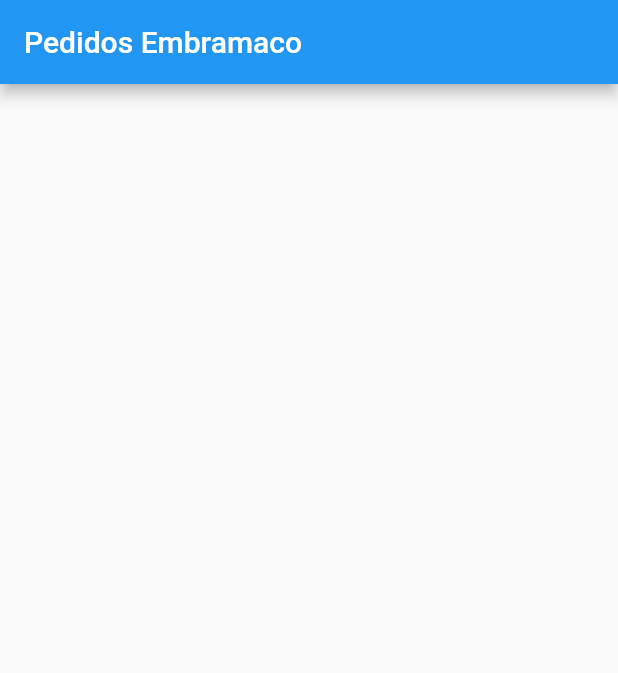
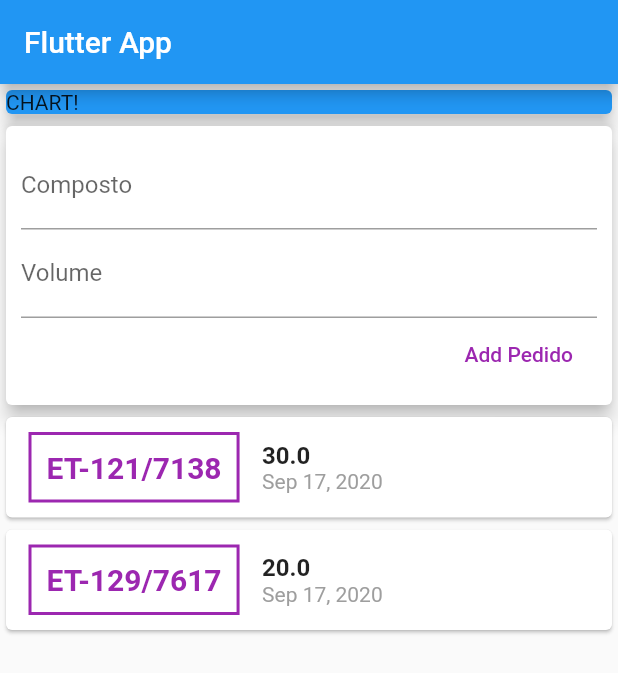
Before and after one commit to jonatas101/pedidosEmbramaco, a Flutter app: the screen it shows after launch, on a phone screen of 412 x 824 dp. Shown: the top 673 px of the screen. Run offline on Flutter 3.47's test engine with Material 2 defaults, Android fonts, the phone set to English and light mode, and no system bars.

Commit message:
second commit

```diff
--- a/lib/main.dart
+++ b/lib/main.dart
@@ -1,22 +1,126 @@
 import 'package:flutter/material.dart';
+import 'package:intl/intl.dart';
 
-void main() {
-  runApp(MyApp());
-}
+import './itens.dart';
 
-class MyApp extends StatefulWidget {
-  @override
-  _MyAppState createState() => _MyAppState();
-}
+void main() => runApp(MyApp());
 
-class _MyAppState extends State<MyApp> {
+class MyApp extends StatelessWidget {
   @override
   Widget build(BuildContext context) {
     return MaterialApp(
-      home: Scaffold(
-        appBar: AppBar(
-          title: Text('Pedidos Embramaco'),
-        ),
+      title: 'Flutter App',
+      home: MyHomePage(),
+    );
+  }
+}
+
+class MyHomePage extends StatelessWidget {
+  final List<Item> pedidos = [
+    Item(
+      id: 'p1',
+      composto: 'ET-121/7138',
+      volume: 30.000,
+      date: DateTime.now(),
+    ),
+    Item(
+      id: 'p2',
+      composto: 'ET-129/7617',
+      volume: 20.000 ,
+      date: DateTime.now(),
+    ),
+  ];
+
+  @override
+  Widget build(BuildContext context) {
+    return Scaffold(
+      appBar: AppBar(
+        title: Text('Flutter App'),
+      ),
+      body: Column(
+        // mainAxisAlignment: MainAxisAlignment.start,
+        crossAxisAlignment: CrossAxisAlignment.stretch,
+        children: <Widget>[
+          Container(
+            width: double.infinity,
+            child: Card(
+              color: Colors.blue,
+              child: Text('CHART!'),
+              elevation: 5,
+            ),
+          ),
+          Card(
+            elevation: 5,
+            child: Container(
+              padding: EdgeInsets.all(10),
+              child: Column(
+                crossAxisAlignment: CrossAxisAlignment.end,
+                children: <Widget>[
+                  TextField(
+                    decoration: InputDecoration(labelText: 'Composto'),
+                  ),
+                  TextField(
+                    decoration: InputDecoration(labelText: 'Volume'),
+                  ),
+                  FlatButton(
+                    child: Text('Add Pedido'),
+                    textColor: Colors.purple,
+                    onPressed: () {},
+                  ),
+                ],
+              ),
+            ),
+          ),
+          Column(
+            children: pedidos.map((tx) {
+              return Card(
+                child: Row(
+                  children: <Widget>[
+                    Container(
+                      margin: EdgeInsets.symmetric(
+                        vertical: 10,
+                        horizontal: 15,
+                      ),
+                      decoration: BoxDecoration(
+                        border: Border.all(
+                          color: Colors.purple,
+                          width: 2,
+                        ),
+                      ),
+                      padding: EdgeInsets.all(10),
+                      child: Text(
+                        '${tx.composto}',
+                        style: TextStyle(
+                          fontWeight: FontWeight.bold,
+                          fontSize: 20,
+                          color: Colors.purple,
+                        ),
+                      ),
+                    ),
+                    Column(
+                      crossAxisAlignment: CrossAxisAlignment.start,
+                      children: <Widget>[
+                        Text(
+                          '${tx.volume}',
+                          style: TextStyle(
+                            fontSize: 16,
+                            fontWeight: FontWeight.bold,
+                          ),
+                        ),
+                        Text(
+                          DateFormat.yMMMd().format(tx.date),
+                          style: TextStyle(
+                            color: Colors.grey,
+                          ),
+                        ),
+                      ],
+                    ),
+                  ],
+                ),
+              );
+            }).toList(),
+          ),
+        ],
       ),
     );
   }
--- a/pubspec.yaml
+++ b/pubspec.yaml
@@ -23,7 +23,7 @@
 dependencies:
   flutter:
     sdk: flutter
-
+  intl: ^0.15.8
 
   # The following adds the Cupertino Icons font to your application.
   # Use with the CupertinoIcons class for iOS style icons.
```
Also changed, not shown: pubspec.lock.
